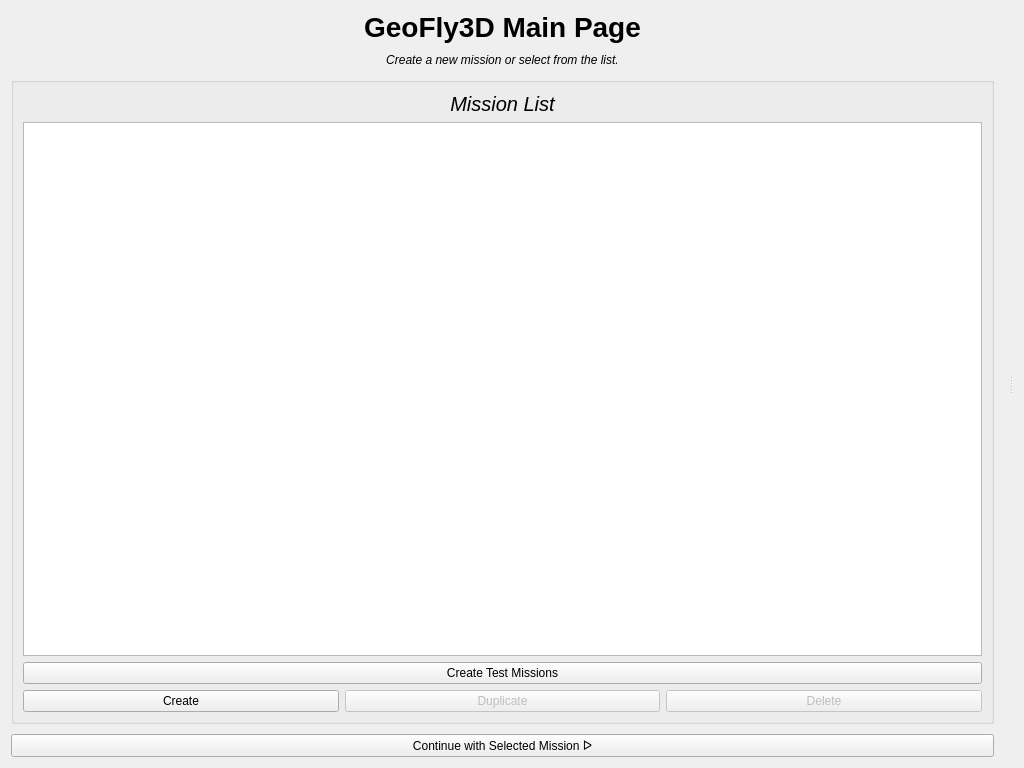
This is UI/Preflight1/pre1_design.ui in cmpe-DroneLab/GeoFly3D as Qt 5 draws it before an edit. The edited form follows.
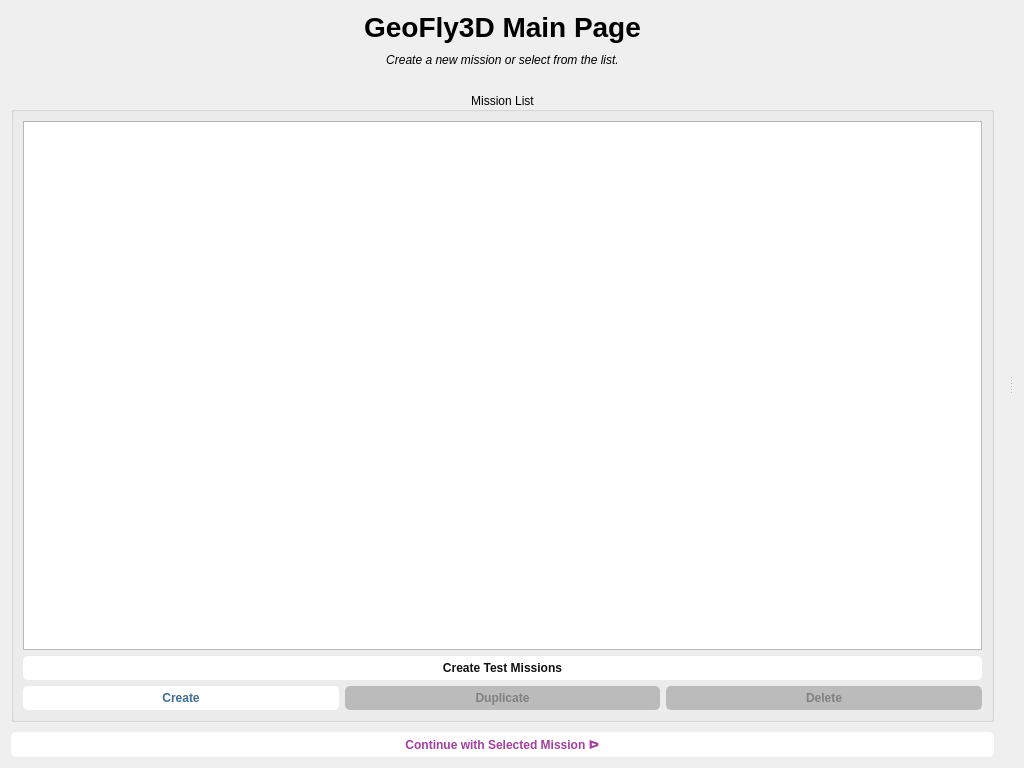
This is the edited form.

Commit message: Improved left column design

```diff
--- a/UI/Preflight1/pre1_design.ui
+++ b/UI/Preflight1/pre1_design.ui
@@ -13,6 +13,37 @@
   <property name="windowTitle">
    <string>Form</string>
   </property>
+  <property name="styleSheet">
+   <string notr="true">QPushButton {
+    color: #111111;
+    background-color: #ffffff;
+    padding: 5px 10px;
+    font-weight: 500;
+    border-radius: 5px;
+    border: 0px;
+}
+
+QPushButton:focus { border: 1px solid darkgrey; }
+QPushButton:hover { background-color: #bebebe; }
+QPushButton:pressed { color: white; background-color: #5c5c5c; }
+QPushButton:disabled { color: grey; background-color: #bbbbbb; }
+
+#btn_delete_mission { color: #b85a5a; }
+#btn_delete_mission:hover { background-color: #f5c9c9; }
+#btn_delete_mission:pressed { color: white; background-color: #b85656; }
+#btn_delete_mission:disabled { color: grey; background-color: #bbbbbb; }
+
+#btn_create_mission { color: #406d91; }
+#btn_create_mission:hover { background-color: #bcd4e8; }
+#btn_create_mission:pressed { color: white; background-color: #5785ad; }
+#btn_create_mission:disabled { color: grey; background-color: #bbbbbb; }
+
+#btn_edit_mission { color: #a33ea3; }
+#btn_edit_mission:hover { background-color: #f7c3f7; }
+#btn_edit_mission:pressed { color: white; background-color: #a33ea3; }
+#btn_edit_mission:disabled { color: grey; background-color: #bbbbbb; }
+</string>
+  </property>
   <layout class="QHBoxLayout" name="horizontalLayout">
    <item>
     <widget class="QSplitter" name="splitter">
@@ -20,7 +51,7 @@
       <enum>Qt::Horizontal</enum>
      </property>
      <widget class="QWidget" name="layoutWidget">
-      <layout class="QVBoxLayout" name="v_lay_left" stretch="0,0,0,0">
+      <layout class="QVBoxLayout" name="v_lay_left" stretch="0,0,0,0,0">
        <property name="spacing">
         <number>10</number>
        </property>
@@ -61,28 +92,31 @@
          </property>
         </widget>
        </item>
+       <item>
+        <spacer name="verticalSpacer">
+         <property name="orientation">
+          <enum>Qt::Vertical</enum>
+         </property>
+         <property name="sizeType">
+          <enum>QSizePolicy::Fixed</enum>
+         </property>
+         <property name="sizeHint" stdset="0">
+          <size>
+           <width>20</width>
+           <height>15</height>
+          </size>
+         </property>
+        </spacer>
+       </item>
        <item>
         <widget class="QGroupBox" name="gb_missions">
          <property name="title">
-          <string/>
+          <string>Mission List</string>
+         </property>
+         <property name="alignment">
+          <set>Qt::AlignCenter</set>
          </property>
          <layout class="QVBoxLayout" name="verticalLayout_2">
-          <item>
-           <widget class="QLabel" name="label_missions">
-            <property name="font">
-             <font>
-              <pointsize>15</pointsize>
-              <italic>true</italic>
-             </font>
-            </property>
-            <property name="text">
-             <string>Mission List</string>
-            </property>
-            <property name="alignment">
-             <set>Qt::AlignCenter</set>
-            </property>
-           </widget>
-          </item>
           <item>
            <widget class="QListWidget" name="listWidget"/>
           </item>
```
The commit also changes 15 other files.
